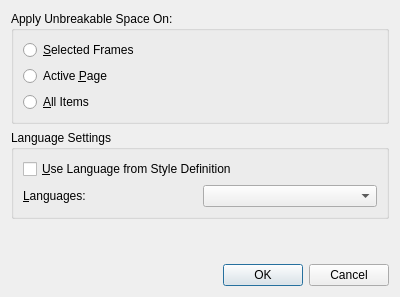
scribusproject/scribus, file scribus/plugins/short-words/swdialog.ui: the form before one commit.
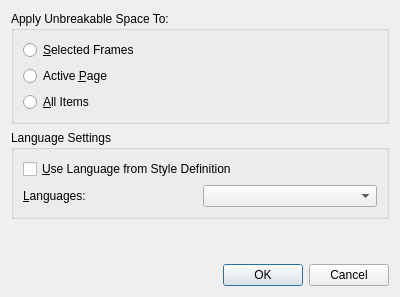
The form after the commit.

Commit message: Adjust some case issues with short words gui, from Christoph

The edit to the form file:
```diff
--- a/scribus/plugins/short-words/swdialog.ui
+++ b/scribus/plugins/short-words/swdialog.ui
@@ -17,7 +17,7 @@
    <item row="0" column="0">
     <widget class="QGroupBox" name="buttonGroup">
      <property name="title">
-      <string>Apply Unbreakable Space On:</string>
+      <string>Apply Unbreakable Space To:</string>
      </property>
      <layout class="QGridLayout" name="gridLayout">
       <item row="0" column="0">
```
The commit also changes 1 other file.
